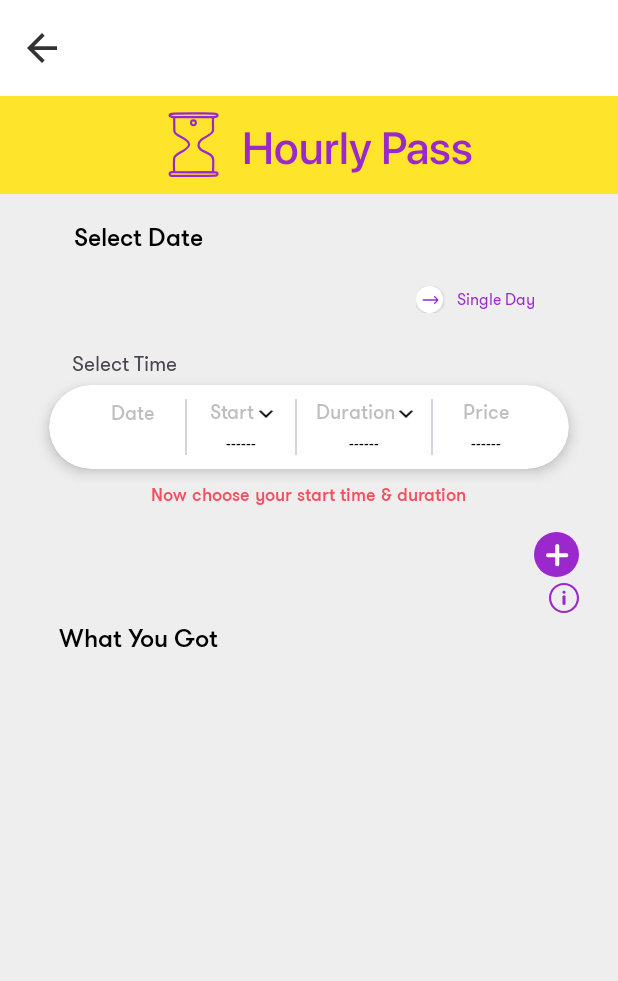
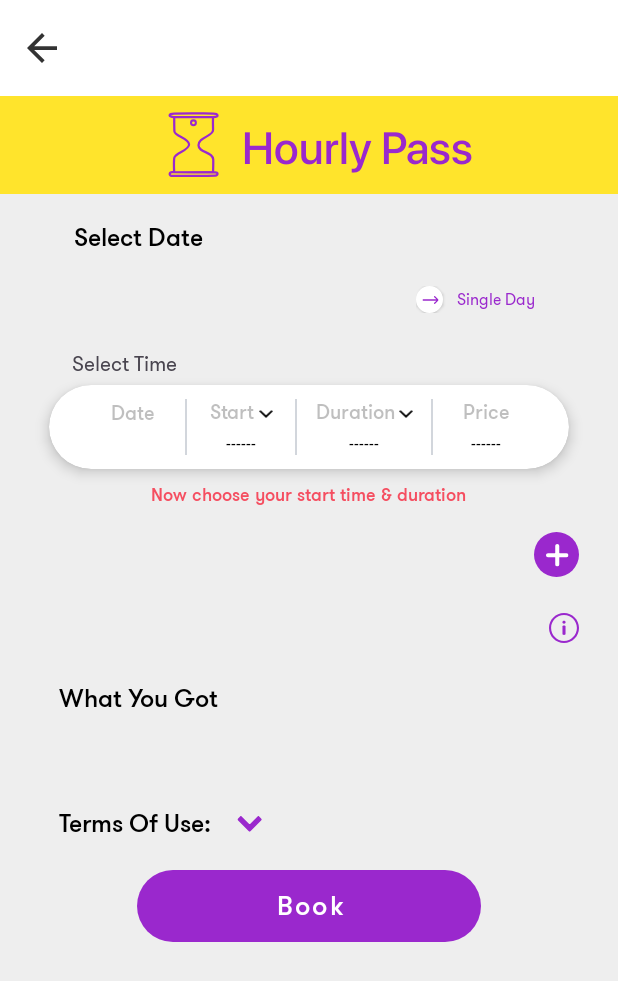
Before and after one commit to GeorgeSamirTechno-politan/mocaspaces, an Android app: the fragment HourlyBookingFragment shown on its own in the app's theme, on a phone screen of 412 x 824 dp. Shown: the top 981 px of the screen. Run offline under Robolectric (Android 15) with nearby library versions, the phone set to English and light mode, and no system bars; our stand-ins replace sdp/ssp sizes; plain views replace NeomorphFrameLayout.

Commit message:
fixed issue

```diff
--- a/app/src/main/java/com/technopolitan/mocaspaces/enums/AppKeys.kt
+++ b/app/src/main/java/com/technopolitan/mocaspaces/enums/AppKeys.kt
@@ -7,6 +7,7 @@ enum class AppKeys {
     HeaderMessage,
     SingleClick,
     RevertColor,
+    CustomColorBackground,
     UserEmail,
     UserPassword,
     MobileNumber,
--- /dev/null
+++ b/app/src/main/java/com/technopolitan/mocaspaces/models/booking/MonthMapper.kt
@@ -0,0 +1,4 @@
+package com.technopolitan.mocaspaces.models.booking
+
+data class MonthMapper(val id: Int, val monthName: String, val selected: Boolean) {
+}
--- a/app/src/main/java/com/technopolitan/mocaspaces/modules/DateTimeModule.kt
+++ b/app/src/main/java/com/technopolitan/mocaspaces/modules/DateTimeModule.kt
@@ -131,4 +131,10 @@ class DateTimeModule {
             Locale.ENGLISH
         ).parse(date)
     }
+
+    fun getLastDayOfMonth(date: Date): Int {
+        val c = GregorianCalendar()
+        c.time = date
+        return c.getActualMaximum(Calendar.DAY_OF_MONTH)
+    }
 }
--- a/app/src/main/java/com/technopolitan/mocaspaces/modules/DialogModule.kt
+++ b/app/src/main/java/com/technopolitan/mocaspaces/modules/DialogModule.kt
@@ -27,6 +27,7 @@ class DialogModule @Inject constructor(
         headerMessage: String? = null,
         navHostId: Int? = null,
         revertColor: Boolean = false,
+        customColor: Int? = null,
         callBack: (entity: Boolean) -> Unit,
 
         ) {
@@ -49,6 +50,8 @@ class DialogModule @Inject constructor(
                 AppKeys.SingleClick.name, singleClick
             )
             bundle.putBoolean(AppKeys.RevertColor.name, revertColor)
+            if(customColor != null)
+                bundle.putInt(AppKeys.CustomColorBackground.name, customColor)
             navigationModule.navigateTo(
                 R.id.two_choose_dialog,
                 bundle = bundle,
--- /dev/null
+++ b/app/src/main/res/drawable/ic_expand_arrow.xml
@@ -0,0 +1,17 @@
+<vector xmlns:android="http://schemas.android.com/apk/res/android"
+    android:width="17dp"
+    android:height="11dp"
+    android:viewportWidth="17"
+    android:viewportHeight="11">
+  <group>
+    <clip-path
+        android:pathData="M16.859,0l-0,10.178l-15.9,0l-0,-10.178z"/>
+    <path
+        android:strokeWidth="1"
+        android:pathData="M3.187,0.471L8.909,6.18L14.631,0.471L16.389,2.228L8.909,9.708L1.429,2.228L3.187,0.471Z"
+        android:strokeLineJoin="round"
+        android:fillColor="#9A28CD"
+        android:strokeColor="#9A28CD"
+        android:strokeLineCap="round"/>
+  </group>
+</vector>
--- /dev/null
+++ b/app/src/main/res/layout/booking_info_layout.xml
@@ -0,0 +1,113 @@
+<?xml version="1.0" encoding="utf-8"?>
+<androidx.constraintlayout.widget.ConstraintLayout xmlns:android="http://schemas.android.com/apk/res/android"
+    xmlns:app="http://schemas.android.com/apk/res-auto"
+    xmlns:tools="http://schemas.android.com/tools"
+    android:layout_width="match_parent"
+    android:layout_height="wrap_content"
+    android:background="@android:color/transparent">
+
+    <TextView
+        android:id="@+id/what_you_got_header_text"
+        style="@style/medium"
+        android:layout_width="0dp"
+        android:layout_height="wrap_content"
+        android:layout_marginHorizontal="@dimen/_30sdp"
+        android:layout_marginTop="@dimen/_20sdp"
+        android:text="@string/what_you_got"
+        android:textAlignment="textStart"
+        android:textColor="@color/black"
+        android:textSize="@dimen/_13sdp"
+        app:layout_constraintEnd_toEndOf="parent"
+        app:layout_constraintStart_toStartOf="parent"
+        app:layout_constraintTop_toTopOf="parent" />
+
+    <TextView
+        android:id="@+id/what_you_got_text_view"
+        android:layout_width="0dp"
+        android:layout_height="wrap_content"
+        android:layout_marginTop="@dimen/_7sdp"
+        app:layout_constraintEnd_toEndOf="@id/what_you_got_header_text"
+        app:layout_constraintStart_toStartOf="@id/what_you_got_header_text"
+        app:layout_constraintTop_toBottomOf="@id/what_you_got_header_text"
+        tools:text="test test test test test test test test test test test test test test test test test test test test test test test test test test test test test test test test test test test " />
+
+    <androidx.constraintlayout.widget.ConstraintLayout
+        android:id="@+id/booking_terms_of_use_layout"
+        android:layout_width="0dp"
+        android:layout_height="wrap_content"
+        android:layout_marginTop="@dimen/_25sdp"
+        android:animateLayoutChanges="true"
+        app:layout_constraintEnd_toEndOf="@id/what_you_got_header_text"
+        app:layout_constraintStart_toStartOf="@id/what_you_got_header_text"
+        app:layout_constraintTop_toBottomOf="@id/what_you_got_text_view">
+
+
+        <TextView
+            android:id="@+id/terms_of_use_header_text_view"
+            style="@style/medium"
+            android:layout_width="wrap_content"
+            android:layout_height="wrap_content"
+            android:text="@string/terms_of_use_with_single_dots"
+            android:textColor="@color/black"
+            android:textSize="@dimen/_13sdp"
+            app:layout_constraintStart_toStartOf="parent"
+            app:layout_constraintTop_toTopOf="parent" />
+
+        <ImageView
+            android:id="@+id/terms_of_use_arrow_image"
+            android:layout_width="wrap_content"
+            android:layout_height="wrap_content"
+            android:layout_marginStart="@dimen/_13sdp"
+            android:src="@drawable/ic_expand_arrow"
+            app:layout_constraintBottom_toBottomOf="@id/terms_of_use_header_text_view"
+            app:layout_constraintStart_toEndOf="@id/terms_of_use_header_text_view"
+            app:layout_constraintTop_toTopOf="@id/terms_of_use_header_text_view"
+            app:tint="@color/accent_color" />
+
+        <TextView
+            android:visibility="gone"
+            android:id="@+id/terms_of_use_text_view"
+            android:layout_width="0dp"
+            android:layout_height="wrap_content"
+            android:layout_marginTop="@dimen/_3sdp"
+            android:scrollbarAlwaysDrawVerticalTrack="true"
+            android:scrollbarSize="@dimen/_3sdp"
+            android:scrollbarThumbVertical="@drawable/scroll_bar_active"
+            android:scrollbarTrackVertical="@drawable/scroll_bar_in_active"
+            android:scrollbars="vertical"
+            android:textAlignment="textStart"
+            app:layout_constraintEnd_toEndOf="parent"
+            app:layout_constraintHeight_max="@dimen/_50sdp"
+            app:layout_constraintStart_toStartOf="@id/terms_of_use_header_text_view"
+            app:layout_constraintTop_toBottomOf="@id/terms_of_use_header_text_view"
+            tools:text="test test test test test test test test test test test test test test test test test test test test test test test test test test test test test test test test test test test " />
+
+    </androidx.constraintlayout.widget.ConstraintLayout>
+
+    <com.technopolitan.mocaspaces.utilities.transitionButton.TransitionButton
+        android:layout_width="match_parent"
+        android:layout_height="wrap_content"
+        android:id="@+id/book_btn"
+        style="@style/progress_button_style.accent"
+        app:layout_constraintTop_toBottomOf="@id/booking_terms_of_use_layout"
+        android:layout_marginTop="@dimen/_15sdp"
+        android:layout_marginStart="@dimen/_70sdp"
+        android:layout_marginEnd="@dimen/_70sdp"
+        android:text="@string/book"/>
+
+    <TextView
+        android:id="@+id/price_text_view"
+        app:layout_constraintStart_toStartOf="parent"
+        app:layout_constraintEnd_toEndOf="parent"
+        android:layout_width="wrap_content"
+        android:layout_height="wrap_content"
+        style="@style/bold"
+        android:layout_marginTop="@dimen/_7sdp"
+        android:textSize="@dimen/_13sdp"
+        tools:text="Total EGP 300"
+        app:layout_constraintBottom_toBottomOf="parent"
+        android:layout_marginBottom="@dimen/_25sdp"
+        android:textColor="@color/accent_color"
+        app:layout_constraintTop_toBottomOf="@id/book_btn"/>
+
+</androidx.constraintlayout.widget.ConstraintLayout>
--- a/app/src/main/res/layout/fragment_hourly_booking.xml
+++ b/app/src/main/res/layout/fragment_hourly_booking.xml
@@ -127,7 +127,7 @@
             android:scrollbarThumbVertical="@drawable/scroll_bar_active"
             android:scrollbarTrackVertical="@drawable/scroll_bar_in_active"
             android:scrollbars="vertical"
-            app:layout_constraintBottom_toTopOf="@id/what_you_got_header_text"
+            app:layout_constraintBottom_toTopOf="@id/hourly_booking_info_layout"
             app:layout_constraintEnd_toEndOf="parent"
             app:layout_constraintHeight_max="@dimen/_150sdp"
             app:layout_constraintStart_toStartOf="parent"
@@ -136,7 +136,7 @@
             tools:listitem="@layout/multi_booking_item" />
 
         <ImageButton
-
+            android:id="@+id/hourly_multi_time_image_btn"
             android:layout_width="wrap_content"
             android:layout_height="wrap_content"
             android:layout_marginEnd="@dimen/_5sdp"
@@ -147,19 +147,15 @@
             app:layout_constraintEnd_toEndOf="@id/multi_time_recycler"
             app:layout_constraintTop_toBottomOf="@id/multi_time_recycler" />
 
+        <include
+            android:id="@+id/hourly_booking_info_layout"
+            layout="@layout/booking_info_layout"
+            android:layout_width="match_parent"
+            android:layout_height="wrap_content"
+            app:layout_constraintBottom_toBottomOf="parent"
+            app:layout_constraintTop_toBottomOf="@id/hourly_multi_time_image_btn" />
 
-        <TextView
-            android:id="@+id/what_you_got_header_text"
-            style="@style/medium"
-            android:layout_width="wrap_content"
-            android:layout_height="wrap_content"
-            android:layout_marginStart="@dimen/_30sdp"
-            android:layout_marginTop="@dimen/_20sdp"
-            android:text="@string/what_you_got"
-            android:textColor="@color/black"
-            android:textSize="@dimen/_13sdp"
-            app:layout_constraintStart_toStartOf="parent"
-            app:layout_constraintTop_toBottomOf="@id/multi_time_recycler" />
+
     </androidx.constraintlayout.widget.ConstraintLayout>
 
 
--- a/app/src/main/res/values/strings.xml
+++ b/app/src/main/res/values/strings.xml
@@ -218,6 +218,8 @@
     <string name="now_choose_your_start_time_duration"><![CDATA[Now choose your start time & duration]]></string>
     <string name="what_you_got">What You Got</string>
     <string name="swipe_left_to_delete">Swipe left to delete</string>
+    <string name="terms_of_use_with_single_dots">Terms Of Use:</string>
+    <string name="total_price">Total</string>
 
 
 </resources>
```
Also changed, not shown: app/src/main/java/com/technopolitan/mocaspaces/models/booking/DayMapper.kt (added, +53 -0 lines), app/src/main/java/com/technopolitan/mocaspaces/ui/fragmentUtilities/TwoChooseDialogFragment.kt (+12 -1 lines), app/src/main/java/com/technopolitan/mocaspaces/utilities/SwipeToDeleteCallback.kt (added, +129 -0 lines), app/src/main/res/drawable/delete_dialog_background.xml (added, +9 -0 lines), app/src/main/res/drawable/ic_delete.xml (added, +18 -0 lines), 1 other file.
